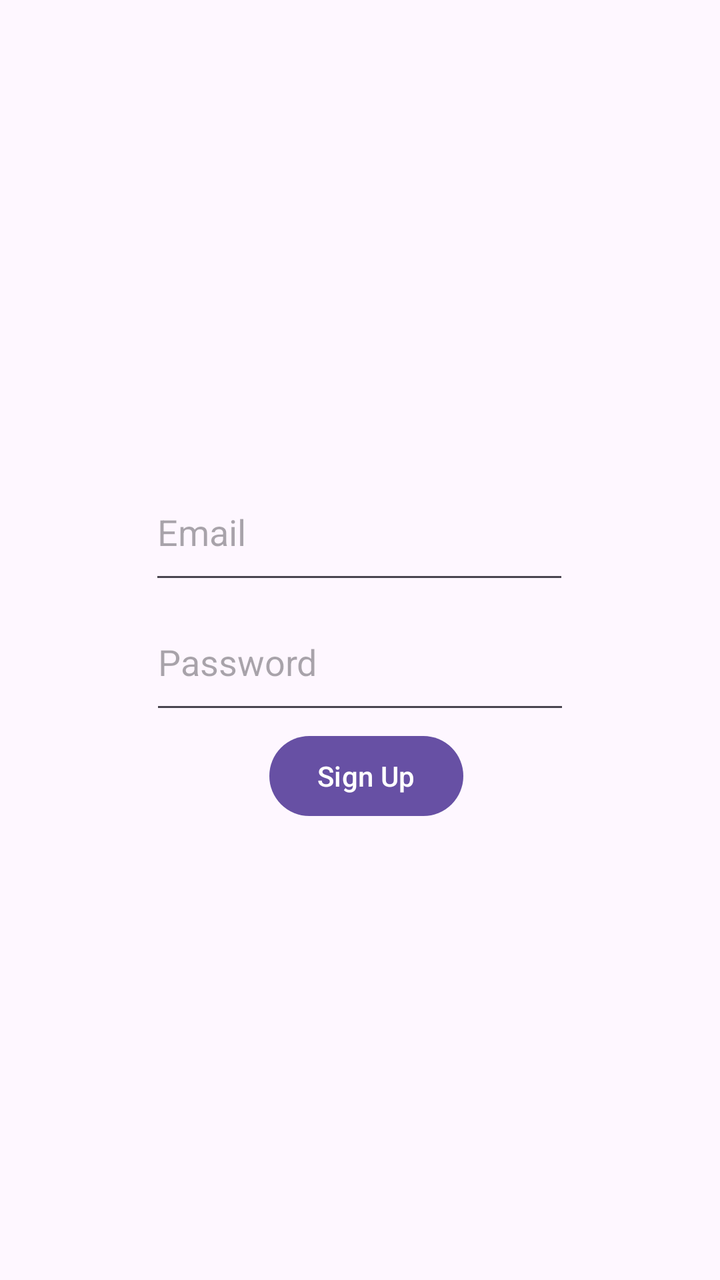
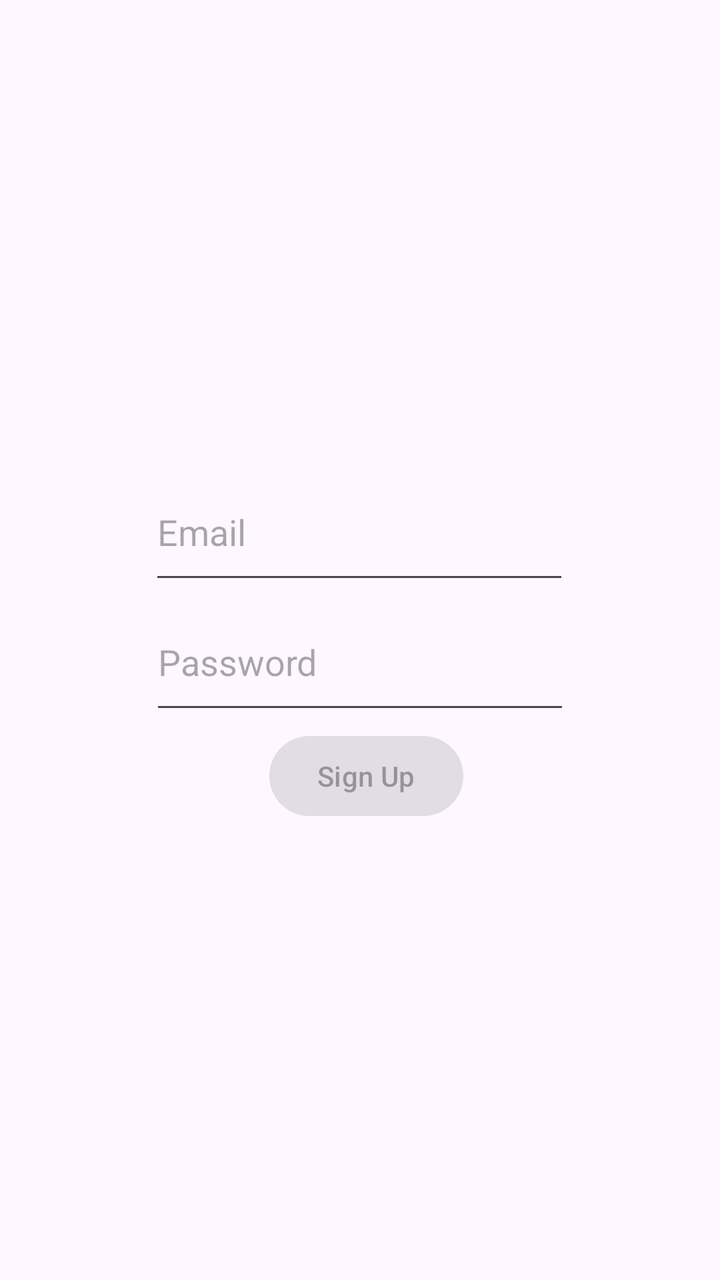

Screens rendered from an Android XML layout before and after an edit, with the pre-edit source and the edit as a unified diff.
<!-- AndroidManifest.xml: application theme Theme._3130_grp8_app -->
<!-- res/layout/activity_signup.xml -->
<?xml version="1.0" encoding="utf-8"?>
<androidx.constraintlayout.widget.ConstraintLayout xmlns:android="http://schemas.android.com/apk/res/android"
    xmlns:app="http://schemas.android.com/apk/res-auto"
    xmlns:tools="http://schemas.android.com/tools"
    android:id="@+id/main"
    android:layout_width="match_parent"
    android:layout_height="match_parent">

    <EditText
        android:id="@+id/emailInput"
        android:layout_width="210dp"
        android:layout_height="65dp"
        android:layout_marginStart="100dp"
        android:layout_marginTop="298dp"
        android:layout_marginEnd="101dp"
        android:ems="10"
        android:hint="Email"
        android:inputType="textEmailAddress"
        app:layout_constraintBottom_toTopOf="@+id/passwordInput"
        app:layout_constraintEnd_toEndOf="parent"
        app:layout_constraintStart_toStartOf="parent"
        app:layout_constraintTop_toTopOf="parent" />

    <EditText
        android:id="@+id/passwordInput"
        android:layout_width="210dp"
        android:layout_height="65dp"
        android:layout_marginStart="101dp"
        android:layout_marginEnd="101dp"
        android:layout_marginBottom="1dp"
        android:ems="10"
        android:hint="Password"
        android:inputType="textPassword"
        app:layout_constraintBottom_toTopOf="@+id/signUpButton"
        app:layout_constraintEnd_toEndOf="parent"
        app:layout_constraintStart_toStartOf="parent"
        app:layout_constraintTop_toBottomOf="@+id/emailInput" />

    <Button
        android:id="@+id/signUpButton"
        android:layout_width="wrap_content"
        android:layout_height="wrap_content"
        android:layout_marginStart="160dp"
        android:layout_marginTop="1dp"
        android:layout_marginEnd="154dp"
        android:layout_marginBottom="294dp"
        android:text="Sign Up"
        app:layout_constraintBottom_toBottomOf="parent"
        app:layout_constraintEnd_toEndOf="parent"
        app:layout_constraintStart_toStartOf="parent"
        app:layout_constraintTop_toBottomOf="@+id/passwordInput" />
    
    <androidx.coordinatorlayout.widget.CoordinatorLayout
        android:id="@+id/coordinatorLayout"
        android:layout_width="match_parent"
        android:layout_height="match_parent"
        android:padding_top="?attr/"
        />
</androidx.constraintlayout.widget.ConstraintLayout>
<!-- resources referenced by this layout -->
<resources>
  <style name="Theme._3130_grp8_app" parent="Base.Theme._3130_grp8_app" />
  <style name="Base.Theme._3130_grp8_app" parent="Theme.Material3.DayNight.NoActionBar">
          
          
      </style>
</resources>

<!-- the commit's change to res/layout/activity_signup.xml (unified diff, before → after) -->
@@ -44,6 +44,7 @@
         android:layout_marginTop="1dp"
         android:layout_marginEnd="154dp"
         android:layout_marginBottom="294dp"
+        android:enabled="false"
         android:text="Sign Up"
         app:layout_constraintBottom_toBottomOf="parent"
         app:layout_constraintEnd_toEndOf="parent"
@@ -54,6 +55,5 @@
         android:id="@+id/coordinatorLayout"
         android:layout_width="match_parent"
         android:layout_height="match_parent"
-        android:padding_top="?attr/"
         />
 </androidx.constraintlayout.widget.ConstraintLayout>
